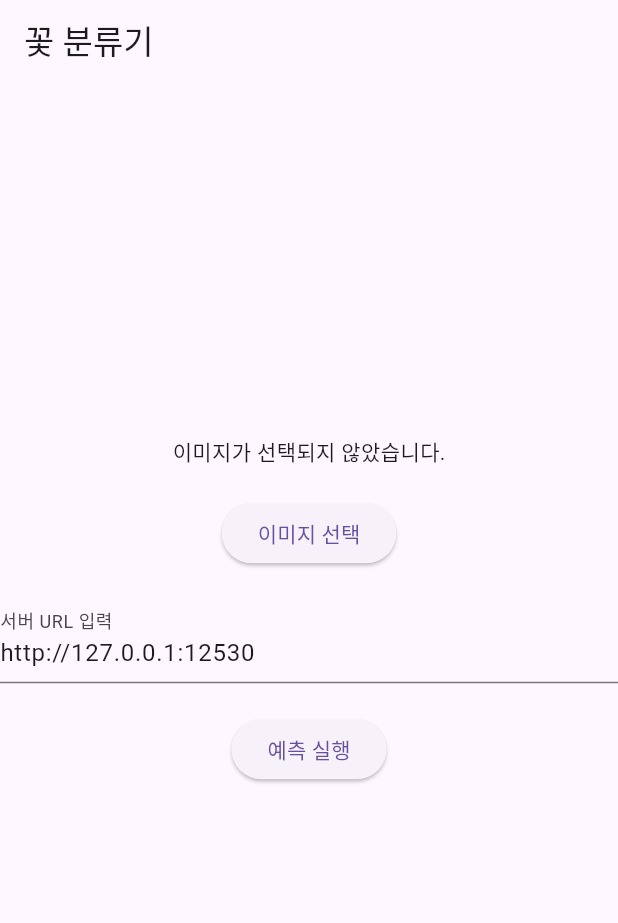
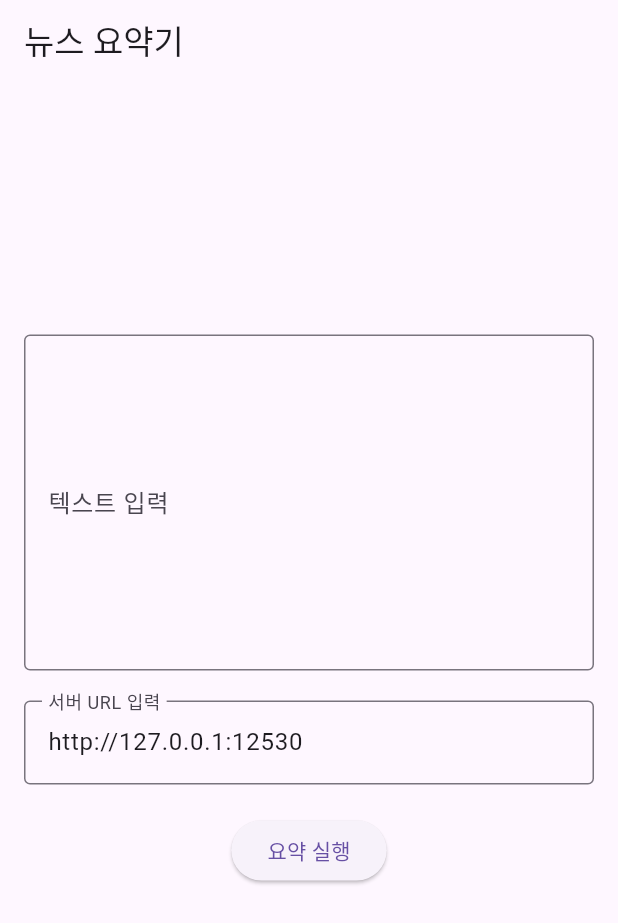
Before and after one commit to JUD210/exploration_02, a Flutter app: the screen it shows after launch, on a phone screen of 412 x 824 dp. Shown: the top 923 px of the screen. Run offline on Flutter 3.47's test engine with Material 3 defaults, Android fonts, the phone set to English and light mode, and no system bars.

Commit message:
Add a flutter app

```diff
--- a/webapp_flutter/lib/main.dart
+++ b/webapp_flutter/lib/main.dart
@@ -1,11 +1,9 @@
 import 'dart:convert';
 import 'package:flutter/material.dart';
 import 'package:http/http.dart' as http;
-import 'package:image_picker/image_picker.dart';
-import 'dart:io';
 
 void main() {
-  runApp(const MyApp()); // 앱 실행 진입점
+  runApp(const MyApp()); // Entry point of the app
 }
 
 class MyApp extends StatelessWidget {
@@ -14,27 +12,27 @@ class MyApp extends StatelessWidget {
   @override
   Widget build(BuildContext context) {
     return const MaterialApp(
-      home: JellyfishClassifierPage(), // 메인 페이지 설정
+      home: NewsSummarizerPage(), // Set the main page
     );
   }
 }
 
-class JellyfishClassifierPage extends StatefulWidget {
-  const JellyfishClassifierPage({super.key});
+class NewsSummarizerPage extends StatefulWidget {
+  const NewsSummarizerPage({super.key});
 
   @override
-  JellyfishClassifierPageState createState() =>
-      JellyfishClassifierPageState(); // StatefulWidget의 State 생성
+  NewsSummarizerPageState createState() =>
+      NewsSummarizerPageState(); // Create State for StatefulWidget
 }
 
-class JellyfishClassifierPageState extends State<JellyfishClassifierPage> {
-  String result = ""; // 예측 결과를 저장하는 변수
+class NewsSummarizerPageState extends State<NewsSummarizerPage> {
+  String result = ""; // Variable to store the summary result
   final TextEditingController urlController =
-      TextEditingController(); // URL 입력 필드 제어용 컨트롤러
-  final String defaultUrl = "http://127.0.0.1:12530"; // 기본 URL, 실제 서버 주소로 변경 필요
-
-  final ImagePicker _picker = ImagePicker();
-  File? _image;
+      TextEditingController(); // Controller for URL input field
+  final TextEditingController textController =
+      TextEditingController(); // Controller for text input field
+  final String defaultUrl =
+      "http://127.0.0.1:12530"; // Default URL, replace with actual server address
 
   @override
   void initState() {
@@ -45,56 +43,33 @@ class JellyfishClassifierPageState extends State<JellyfishClassifierPage> {
     }
   }
 
-  // 이미지 선택 함수
-  Future<void> _pickImage() async {
-    final XFile? pickedFile =
-        await _picker.pickImage(source: ImageSource.gallery);
-
-    if (pickedFile != null) {
+  // Function to send text to the server and fetch the summary
+  Future<void> fetchSummary() async {
+    if (textController.text.isEmpty) {
       setState(() {
-        _image = File(pickedFile.path);
-      });
-    } else {
-      // 사용자가 이미지를 선택하지 않음
-    }
-  }
-
-  // 서버에 이미지를 업로드하고 예측 결과를 받아오는 함수
-  Future<void> fetchPrediction() async {
-    if (_image == null) {
-      setState(() {
-        result = "먼저 이미지를 선택해주세요.";
+        result = "먼저 텍스트를 입력해주세요.";
       });
       return;
     }
 
     try {
       final String enteredUrl = urlController.text;
-      final Uri uri = Uri.parse("$enteredUrl/predict");
+      final Uri uri =
+          Uri.parse("$enteredUrl/predict"); // Adjust the endpoint as needed
 
-      final request = http.MultipartRequest('POST', uri);
-      request.headers.addAll({
-        'ngrok-skip-browser-warning': '69420',
-      });
-
-      request.files.add(
-        await http.MultipartFile.fromPath(
-          'file',
-          _image!.path,
-        ),
+      final response = await http.post(
+        uri,
+        headers: {
+          'Content-Type': 'application/json',
+          'ngrok-skip-browser-warning': '69420', // If necessary
+        },
+        body: jsonEncode({'text': textController.text}),
       );
 
-      final streamedResponse = await request.send();
-      final response = await http.Response.fromStream(streamedResponse);
-
       if (response.statusCode == 200) {
-        final Map<String, dynamic> data =
-            jsonDecode(response.body) as Map<String, dynamic>;
+        final Map<String, dynamic> data = jsonDecode(response.body);
         setState(() {
-          final predictions = data['predictions'] as Map<String, dynamic>;
-          // 각 클래스와 확률을 표시
-          result =
-              predictions.entries.map((e) => '${e.key}: ${e.value}').join('\n');
+          result = data['summary'] ?? "요약 결과가 없습니다.";
         });
       } else {
         setState(() {
@@ -112,35 +87,35 @@ class JellyfishClassifierPageState extends State<JellyfishClassifierPage> {
   Widget build(BuildContext context) {
     return Scaffold(
         appBar: AppBar(
-          title: const Text("꽃 분류기"), // 앱의 제목을 설정함
+          title: const Text("뉴스 요약기"), // Set the title of the app
         ),
         body: Center(
           child: SingleChildScrollView(
+              child: Padding(
+            padding: const EdgeInsets.all(16.0), // Add some padding
             child: Column(
               mainAxisAlignment: MainAxisAlignment.center,
               children: <Widget>[
-              _image == null
-                  ? const Text("이미지가 선택되지 않았습니다.")
-                  : Image.file(
-                      _image!,
-                      width: 300,
-                      height: 300,
+                TextField(
+                  controller: textController, // Text input field
+                  maxLines: 8,
+                  decoration: const InputDecoration(
+                    labelText: "텍스트 입력",
+                    border: OutlineInputBorder(),
+                  ),
+                ),
+                const SizedBox(height: 20),
+                TextField(
+                  controller: urlController, // URL input field
+                  decoration: const InputDecoration(
+                    labelText: "서버 URL 입력",
+                    border: OutlineInputBorder(),
+                  ),
                 ),
                 const SizedBox(height: 20),
                 ElevatedButton(
-                onPressed: _pickImage,
-                child: const Text('이미지 선택'),
-              ),
-              const SizedBox(height: 20),
-              TextField(
-                controller: urlController, // URL 입력 필드
-                decoration:
-                    const InputDecoration(labelText: "서버 URL 입력"), // 필드의 라벨
-              ),
-              const SizedBox(height: 20),
-              ElevatedButton(
-                onPressed: fetchPrediction,
-                child: const Text("예측 실행"),
+                  onPressed: fetchSummary,
+                  child: const Text("요약 실행"),
                 ),
                 const SizedBox(height: 40),
                 Text(
@@ -149,6 +124,7 @@ class JellyfishClassifierPageState extends State<JellyfishClassifierPage> {
                   textAlign: TextAlign.center,
                 ),
               ],
+            ),
           )),
         ));
   }
```
Lines whose indentation alone changed are shown as unchanged.
